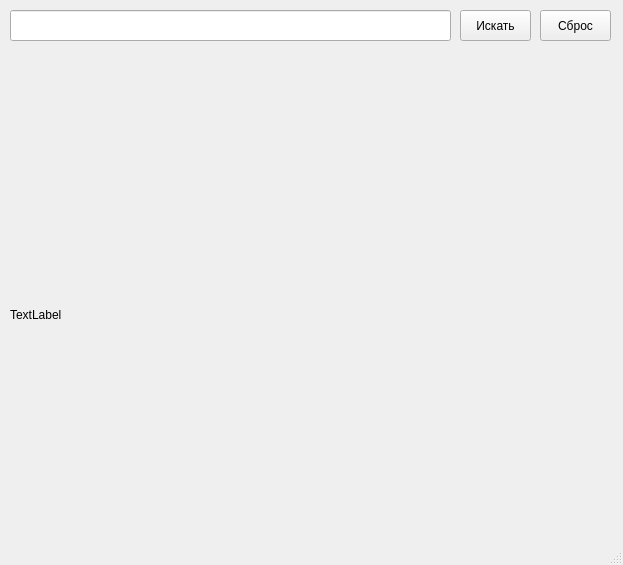
Old version of the form fileui.ui in the repository palindromedeified/API.
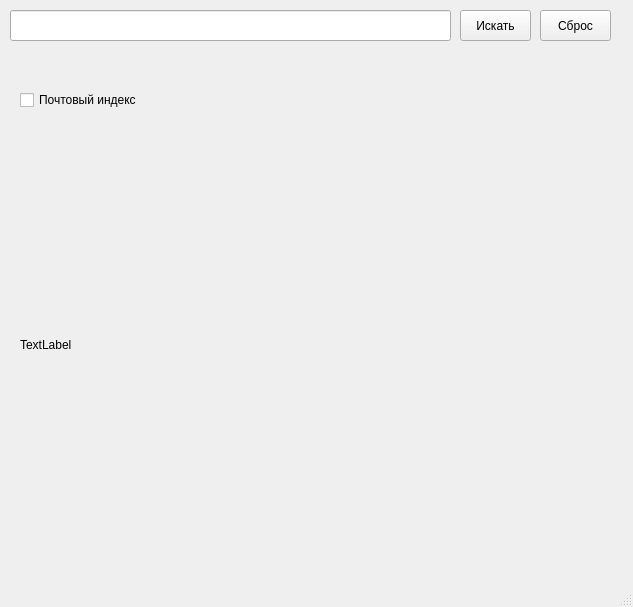
New version of the form.

Commit message: Большая задача по Maps API. Часть №9.

```diff
--- a/fileui.ui
+++ b/fileui.ui
@@ -6,8 +6,8 @@
    <rect>
     <x>0</x>
     <y>0</y>
-    <width>623</width>
-    <height>565</height>
+    <width>633</width>
+    <height>607</height>
    </rect>
   </property>
   <property name="windowTitle">
@@ -17,8 +17,8 @@
    <widget class="QLabel" name="label">
     <property name="geometry">
      <rect>
-      <x>10</x>
-      <y>90</y>
+      <x>20</x>
+      <y>120</y>
       <width>600</width>
       <height>450</height>
      </rect>
@@ -79,6 +79,19 @@
      <string/>
     </property>
    </widget>
+   <widget class="QCheckBox" name="checkBox">
+    <property name="geometry">
+     <rect>
+      <x>20</x>
+      <y>90</y>
+      <width>121</width>
+      <height>20</height>
+     </rect>
+    </property>
+    <property name="text">
+     <string>Почтовый индекс</string>
+    </property>
+   </widget>
   </widget>
   <widget class="QMenuBar" name="menubar">
    <property name="geometry">
```
Left out of the diff: 2 changed lines with no effect on the pictures. The commit also changes 2 other files.
